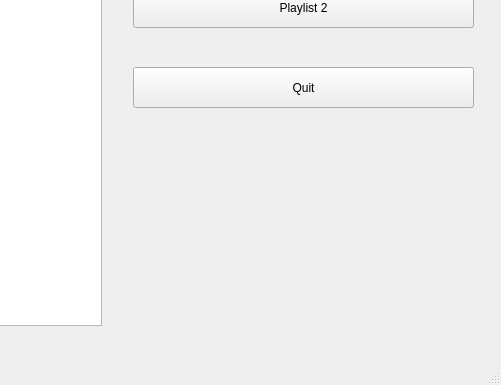
Before: the Qt Designer form Spotimerge/mainwindow.ui in EduardoJacinto/Spotimerge, drawn with Qt 5; both pictures show x 277 to 778 and y 171 to 556 of the 778 by 556 pixel window.
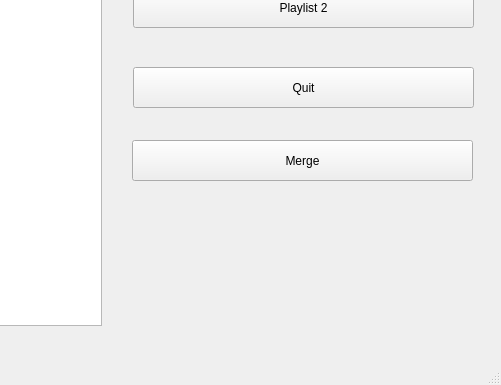
After: the same form once the commit is applied. Icons and pictures are not drawn.

Commit message: made the merge function work

Patch:
```diff
--- a/Spotimerge/mainwindow.ui
+++ b/Spotimerge/mainwindow.ui
@@ -86,6 +86,19 @@
      <string>Quit</string>
     </property>
    </widget>
+   <widget class="QPushButton" name="MergeButton">
+    <property name="geometry">
+     <rect>
+      <x>409</x>
+      <y>263</y>
+      <width>341</width>
+      <height>41</height>
+     </rect>
+    </property>
+    <property name="text">
+     <string>Merge</string>
+    </property>
+   </widget>
   </widget>
   <widget class="QMenuBar" name="menubar">
    <property name="geometry">
```
Left out of the diff: 10 changed lines with no effect on the pictures. The commit also changes 2 other files.
